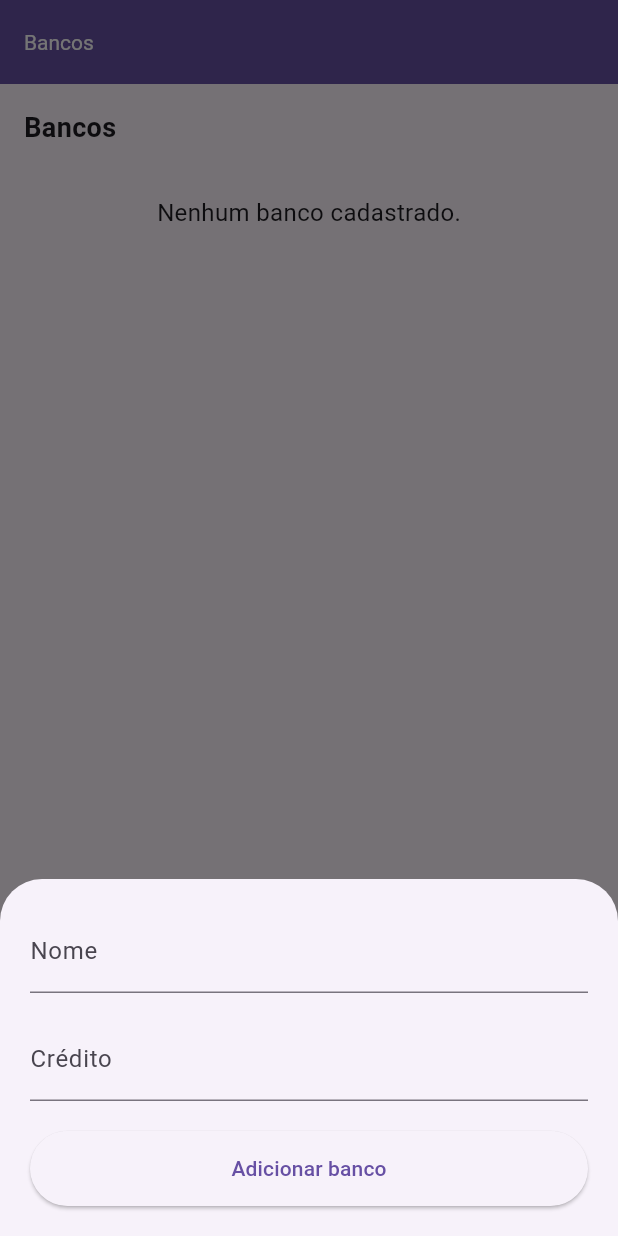
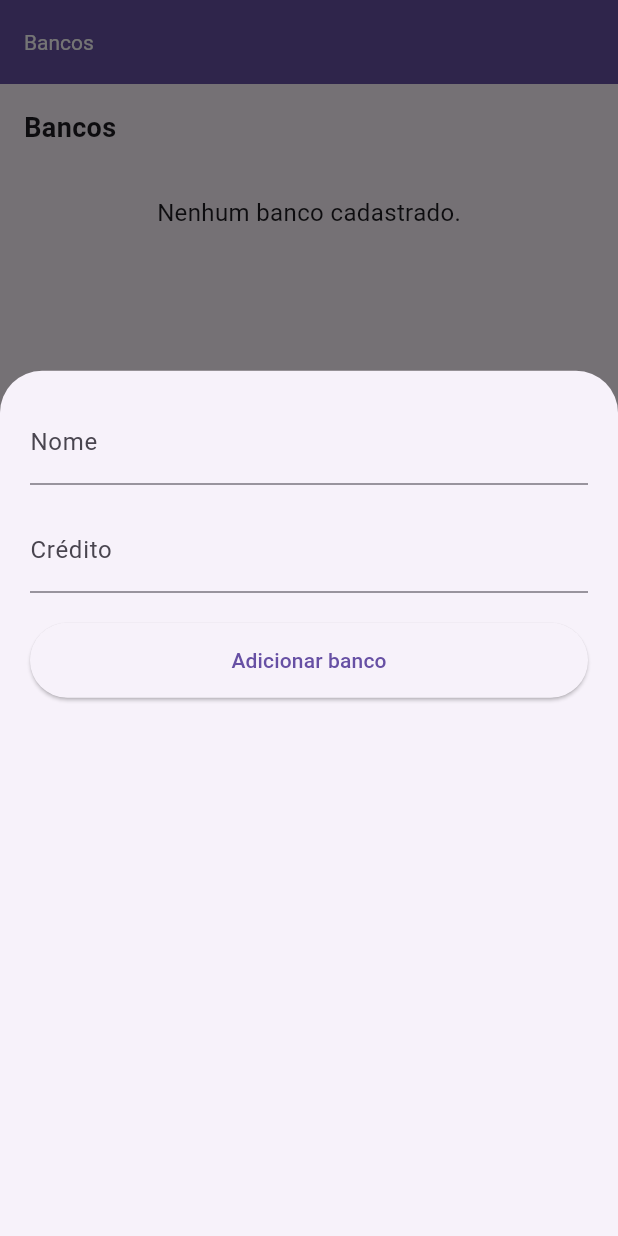
Before and after one commit to oscarkemuel/my-finance-mobile, a Flutter app: the screen it shows after launch, item 4 of the bottom bar chosen, after a tap on the "add" icon, on a phone screen of 412 x 824 dp. Run offline on Flutter 3.47's test engine with Material 3 defaults, Android fonts, the phone set to English and light mode, and no system bars; our stand-ins replace flutter_mobx, mobx, sqflite, syncfusion_flutter_charts; accounts and stored records are empty; generated files the repository leaves out were written again.

Commit message:
style(home): change colors of cards and infos and bank form height

```diff
--- a/lib/screens/banks_screen.dart
+++ b/lib/screens/banks_screen.dart
@@ -14,13 +14,22 @@ class BanksScreen extends StatelessWidget {
     final bankStore = Provider.of<BankStore>(context, listen: false);
 
     showModalBottomSheet(
+      isScrollControlled: true,
       context: context,
-      builder: (_) {
-        return BankForm(
-          onSubmit: (bank) {
-            bankStore.addBank(bank);
-            Navigator.of(context).pop();
-          },
+      builder: (BuildContext context) {
+        final double screenHeight = MediaQuery.of(context).size.height;
+        final double keyboardHeight = MediaQuery.of(context).viewInsets.bottom;
+        final double height = (screenHeight - keyboardHeight) * 0.7;
+
+        return SizedBox(
+          height:
+              height,
+          child: BankForm(
+            onSubmit: (bank) {
+              bankStore.addBank(bank);
+              Navigator.of(context).pop();
+            },
+          ),
         );
       },
     );
--- a/lib/screens/home_screen.dart
+++ b/lib/screens/home_screen.dart
@@ -42,22 +42,15 @@ class HomeScreen extends StatelessWidget {
                     final netBalance =
                         incomeStore.totalAmount - expenseStore.totalAmount;
 
+                    final colorByNetBalance =
+                        netBalance <= 0 ? Colors.red[600] : Colors.black;
+
                     return Expanded(
                       child: Container(
                         padding: const EdgeInsets.all(8),
                         decoration: BoxDecoration(
-                          color: netBalance >= 0
-                              ? Colors.green[200]
-                              : Colors.red[200],
+                          color: Colors.grey[200],
                           borderRadius: BorderRadius.circular(8),
-                          boxShadow: const [
-                            BoxShadow(
-                              color: Colors.black26,
-                              blurRadius: 5.0,
-                              spreadRadius: 0.5,
-                              offset: Offset(1, 1),
-                            ),
-                          ],
                         ),
                         child: Column(
                           mainAxisAlignment: MainAxisAlignment.center,
@@ -68,8 +61,10 @@ class HomeScreen extends StatelessWidget {
                                 NumberFormat.currency(
                                         locale: 'pt_BR', symbol: 'R\$')
                                     .format(netBalance),
-                                style: const TextStyle(
-                                    fontWeight: FontWeight.bold))
+                                style: TextStyle(
+                                    fontWeight: FontWeight.bold,
+                                    fontSize: 16,
+                                    color: colorByNetBalance)),
                           ],
                         ),
                       ),
@@ -80,16 +75,8 @@ class HomeScreen extends StatelessWidget {
                     child: Container(
                       padding: const EdgeInsets.all(8),
                       decoration: BoxDecoration(
-                        color: Colors.blue[200],
+                        color: Colors.grey[200],
                         borderRadius: BorderRadius.circular(8),
-                        boxShadow: const [
-                          BoxShadow(
-                            color: Colors.black26,
-                            blurRadius: 5.0,
-                            spreadRadius: 0.5,
-                            offset: Offset(1, 1),
-                          ),
-                        ],
                       ),
                       child: Column(
                         mainAxisAlignment: MainAxisAlignment.center,
@@ -102,7 +89,7 @@ class HomeScreen extends StatelessWidget {
                                         locale: 'pt_BR', symbol: 'R\$')
                                     .format(incomeStore.totalAmount),
                                 style: const TextStyle(
-                                    fontWeight: FontWeight.bold));
+                                    fontWeight: FontWeight.bold, fontSize: 16));
                           })
                         ],
                       ),
```
